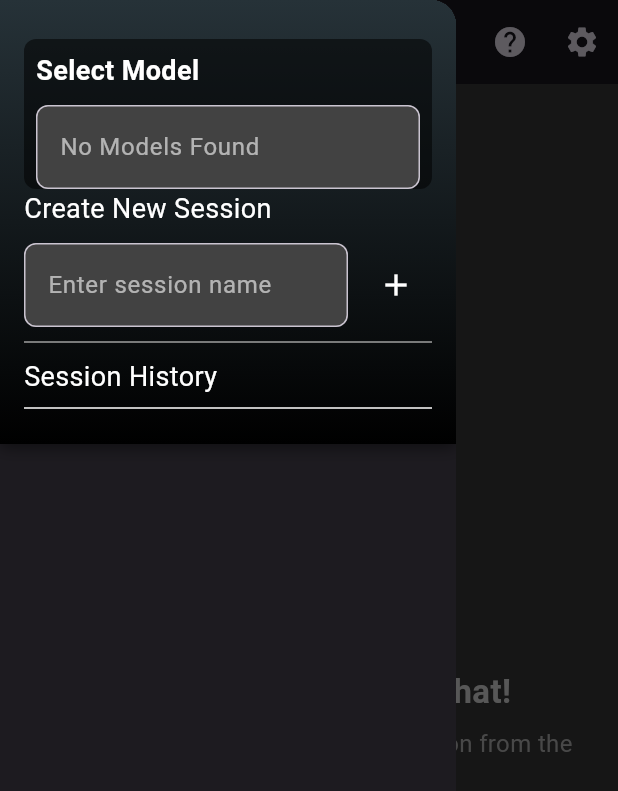
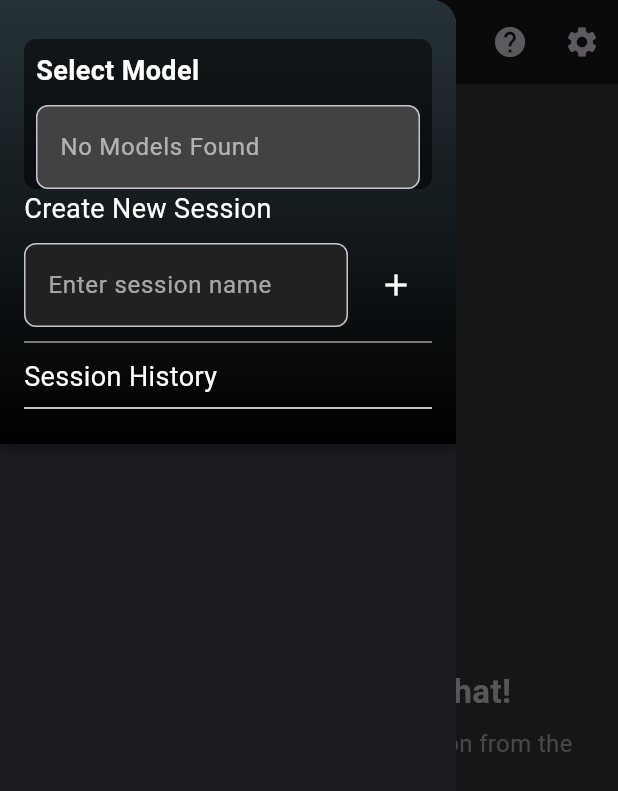
Before and after one commit to ayman3000/aollama, a Flutter app: the screen it shows after launch, with the side drawer open, on a phone screen of 412 x 824 dp. Shown: the top 791 px of the screen. Run offline on Flutter 3.47's test engine with Material 3 defaults, Android fonts, the phone set to English and light mode, and no system bars; our stand-ins replace flutter_riverpod, hive, hive_flutter; accounts and stored records are empty; network calls fail.

Commit message:
ready to stable version 0.3

```diff
--- a/lib/views/help_view.dart
+++ b/lib/views/help_view.dart
@@ -23,7 +23,7 @@ class HelpView extends StatelessWidget {
                 style: TextStyle(
                   fontSize: 24,
                   fontWeight: FontWeight.bold,
-                  color: Colors.blue,
+                  color: Colors.white,
                 ),
               ),
               SizedBox(height: 16),
--- a/lib/widgets/sidebar_widget.dart
+++ b/lib/widgets/sidebar_widget.dart
@@ -75,12 +75,13 @@ class SidebarWidget extends StatelessWidget {
               Expanded(
                 child: PlatformTextField(
                   controller: sessionController,
+                  placeholder: 'Enter session name',
                   style: const TextStyle(color: Colors.white),
                   decoration: InputDecoration(
                     hintText: 'Enter session name',
                     hintStyle: const TextStyle(color: Colors.white60),
                     filled: true,
-                    fillColor: Colors.grey[800],
+                    fillColor: Colors.grey[900],
                     border: OutlineInputBorder(
                       borderRadius: BorderRadius.circular(8),
                     ),
--- a/pubspec.yaml
+++ b/pubspec.yaml
@@ -1,6 +1,6 @@
 name: aollama
 description: A Flutter desktop application for managing Ollama client API interactions.
-version: 1.0.0+1
+version: 1.0.0+2
 publish_to: "none" # Prevent accidental publication to pub.dev
 
 environment:
```
